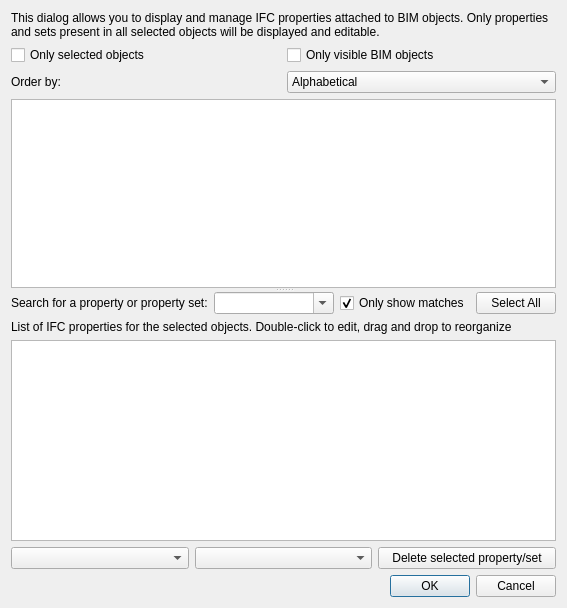
Syres916/FreeCAD, file src/Mod/BIM/Resources/ui/dialogIfcProperties.ui: the form before one commit.
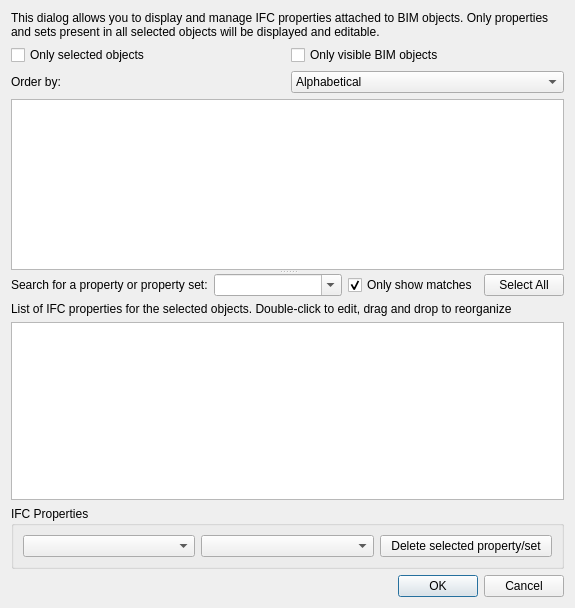
The form after the commit. Icons and pictures are not drawn.

```diff
--- a/src/Mod/BIM/Resources/ui/dialogIfcProperties.ui
+++ b/src/Mod/BIM/Resources/ui/dialogIfcProperties.ui
@@ -6,7 +6,7 @@
    <rect>
     <x>0</x>
     <y>0</y>
-    <width>567</width>
+    <width>575</width>
     <height>608</height>
    </rect>
   </property>
@@ -162,6 +162,13 @@
     </widget>
    </item>
    <item>
+    <widget class="QGroupBox" name="GroupBoxIfcProperties">
+     <property name="enabled">
+      <bool>true</bool>
+     </property>
+     <property name="title">
+      <string>IFC Properties</string>
+     </property>
     <layout class="QHBoxLayout" name="horizontalLayout_5">
      <item>
       <widget class="QComboBox" name="comboProperty"/>
@@ -182,6 +189,7 @@
       </widget>
      </item>
     </layout>
+    </widget>
    </item>
    <item>
     <widget class="QDialogButtonBox" name="buttonBox">
```
Lines whose indentation alone changed are shown as unchanged.
